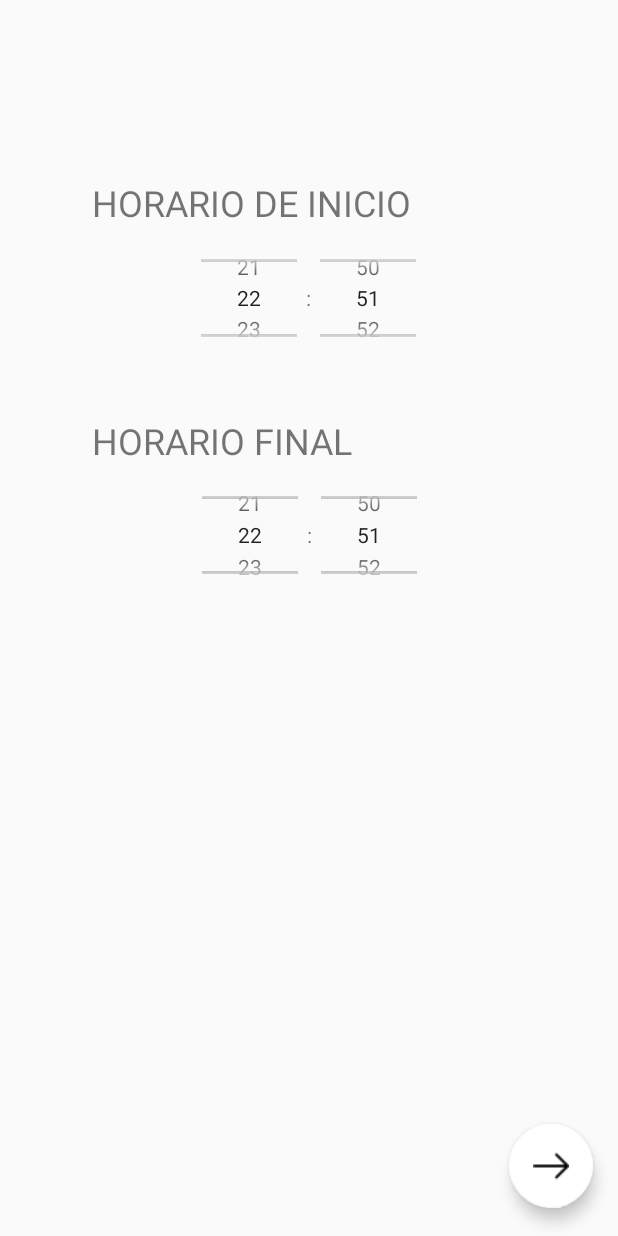
After one commit to MateusFacioli/EMCOMPANY, an Android app: the CadastrarHorarioPt2Activity screen opened directly, with no data from a screen before it, on a phone screen of 412 x 824 dp. The commit adds this screen. Run offline under Robolectric (Android 15) with nearby library versions, the phone set to English and light mode, and no system bars; our stand-ins replace Firebase (no records; nobody signed in at launch, a user with empty details on screens opened directly).

Commit message:
Adicionando cadastro de horario, porem ainda falta o mapa para escolher o local

```diff
--- /dev/null
+++ b/app/src/main/java/com/tcc/easymeal/activity/CadastrarHorarioPt2Activity.java
@@ -0,0 +1,97 @@
+package com.tcc.easymeal.activity;
+
+import android.content.Intent;
+import android.support.design.widget.FloatingActionButton;
+import android.support.v7.app.AppCompatActivity;
+import android.os.Bundle;
+import android.view.View;
+import android.widget.TimePicker;
+import android.widget.Toast;
+
+import com.tcc.easymeal.R;
+import com.tcc.easymeal.model.Horario;
+
+public class CadastrarHorarioPt2Activity extends AppCompatActivity {
+
+    private Intent iCadastro;
+    private Bundle bCadastro;
+    private Horario horario = new Horario();
+
+    private TimePicker timeInicio;
+    private TimePicker timeFinal;
+
+    private FloatingActionButton floatNext;
+
+    @Override
+    protected void onCreate(Bundle savedInstanceState) {
+        super.onCreate(savedInstanceState);
+        setContentView(R.layout.activity_cadastrar_horario_pt2);
+        inicializarComponentes();
+        configurarComponentes();
+
+        timeInicio.setOnTimeChangedListener(new TimePicker.OnTimeChangedListener() {
+            @Override
+            public void onTimeChanged(TimePicker view, int hourOfDay, int minute) {
+                if(hourOfDay != 0 && minute != 0){
+
+                    horario.setTimeInicio(hourOfDay + ":" + minute);
+                }
+
+
+
+            }
+        });
+
+        timeFinal.setOnTimeChangedListener(new TimePicker.OnTimeChangedListener() {
+            @Override
+            public void onTimeChanged(TimePicker view, int hourOfDay, int minute) {
+                if(hourOfDay != 0 && minute != 0){
+                    horario.setTimeFinal(hourOfDay + ":" + minute);
+                }
+
+
+
+            }
+        });
+
+        floatNext.setOnClickListener(new View.OnClickListener() {
+            @Override
+            public void onClick(View v) {
+                Toast.makeText(CadastrarHorarioPt2Activity.this, horario.getDate()
+                        + "/" + horario.getTimeInicio()
+                        + "/" + horario.getTimeFinal(), Toast.LENGTH_SHORT).show();
+
+                horario.salvar();
+                Intent intent = new Intent(getApplicationContext(), ComercianteActivity.class);
+                intent.addFlags(Intent.FLAG_ACTIVITY_CLEAR_TOP);
+                startActivity(intent);
+                //Intent mapa = new Intent(CadastrarHorarioPt2Activity.this, )
+
+            }
+        });
+    }
+
+
+    private void inicializarComponentes(){
+
+        iCadastro = getIntent();
+        bCadastro = iCadastro.getExtras();
+        timeInicio = findViewById(R.id.timeInicio);
+        timeFinal = findViewById(R.id.timeFinal);
+        floatNext = findViewById(R.id.btnFloatNextHorario);
+
+
+    }
+
+    private void configurarComponentes(){
+        if(bCadastro != null){
+            String date;
+            date = bCadastro.get("date").toString();
+            horario.setDate(date);
+
+        }
+
+        timeInicio.setIs24HourView(true);
+        timeFinal.setIs24HourView(true);
+    }
+}
--- a/app/src/main/java/com/tcc/easymeal/helper/UsuarioFirebase.java
+++ b/app/src/main/java/com/tcc/easymeal/helper/UsuarioFirebase.java
@@ -25,6 +25,8 @@ import com.tcc.easymeal.model.Comerciante;
  */
 
 public class UsuarioFirebase {
+
+    public static Comerciante comerciante;
 
     public static FirebaseUser getUsuarioAtual(){
         FirebaseAuth usuario = ConfiguracaoFirebase.getFirebaseInstance();
@@ -70,6 +72,8 @@ public class UsuarioFirebase {
 
     }
 
+
+
     public static void redirecionaUsuarioLogado(final Activity activity){
 
         FirebaseUser user = getUsuarioAtual();
@@ -82,7 +86,7 @@ public class UsuarioFirebase {
                 @Override
                 public void onDataChange(DataSnapshot dataSnapshot) {
                     Log.d("resultado", "onDataChange: " + dataSnapshot.toString() );
-                    Comerciante comerciante = dataSnapshot.getValue( Comerciante.class );
+                    comerciante = dataSnapshot.getValue( Comerciante.class );
 
 
                         Intent i = new Intent(activity, ComercianteActivity.class);
--- /dev/null
+++ b/app/src/main/res/layout/activity_cadastrar_horario_pt2.xml
@@ -0,0 +1,79 @@
+<?xml version="1.0" encoding="utf-8"?>
+<android.support.constraint.ConstraintLayout xmlns:android="http://schemas.android.com/apk/res/android"
+    xmlns:app="http://schemas.android.com/apk/res-auto"
+    xmlns:tools="http://schemas.android.com/tools"
+    android:layout_width="match_parent"
+    android:layout_height="match_parent"
+    tools:context=".activity.CadastrarHorarioPt2Activity">
+
+
+    <TextView
+        android:id="@+id/txtTimeInicio"
+        android:layout_width="239dp"
+        android:layout_height="33dp"
+        android:text="HORARIO DE INICIO"
+        android:textSize="24sp"
+        app:layout_constraintBottom_toTopOf="@+id/timeInicio"
+        app:layout_constraintEnd_toEndOf="parent"
+        app:layout_constraintHorizontal_bias="0.354"
+        app:layout_constraintStart_toStartOf="parent"
+        app:layout_constraintTop_toTopOf="parent"
+        app:layout_constraintVertical_bias="0.22000003"
+        app:layout_constraintVertical_chainStyle="packed" />
+
+    <TextView
+        android:id="@+id/txtTimeInicio2"
+        android:layout_width="204dp"
+        android:layout_height="31dp"
+        android:text="HORARIO FINAL"
+        android:textSize="24sp"
+        app:layout_constraintBottom_toTopOf="@+id/timeFinal"
+        app:layout_constraintEnd_toEndOf="parent"
+        app:layout_constraintHorizontal_bias="0.294"
+        app:layout_constraintStart_toStartOf="parent"
+        app:layout_constraintTop_toBottomOf="@+id/timeInicio" />
+
+    <TimePicker
+        android:id="@+id/timeInicio"
+        android:layout_width="305dp"
+        android:layout_height="93dp"
+        android:layout_marginStart="61dp"
+        android:layout_marginLeft="61dp"
+        android:layout_marginEnd="61dp"
+        android:layout_marginRight="61dp"
+        android:layout_marginBottom="32dp"
+        android:timePickerMode="spinner"
+        app:layout_constraintBottom_toTopOf="@+id/txtTimeInicio2"
+        app:layout_constraintEnd_toEndOf="parent"
+        app:layout_constraintStart_toStartOf="parent"
+        app:layout_constraintTop_toBottomOf="@+id/txtTimeInicio" />
+
+    <TimePicker
+        android:id="@+id/timeFinal"
+        android:layout_width="291dp"
+        android:layout_height="96dp"
+        android:layout_marginStart="61dp"
+        android:layout_marginLeft="61dp"
+        android:layout_marginEnd="61dp"
+        android:layout_marginRight="61dp"
+        android:timePickerMode="spinner"
+        app:layout_constraintBottom_toBottomOf="parent"
+        app:layout_constraintEnd_toEndOf="parent"
+        app:layout_constraintStart_toStartOf="parent"
+        app:layout_constraintTop_toBottomOf="@+id/txtTimeInicio2" />
+
+    <android.support.design.widget.FloatingActionButton
+        android:id="@+id/btnFloatNextHorario"
+        android:layout_width="wrap_content"
+        android:layout_height="wrap_content"
+        android:clickable="true"
+        app:backgroundTint="@android:color/white"
+        app:layout_constraintBottom_toBottomOf="parent"
+        app:layout_constraintEnd_toEndOf="parent"
+        app:layout_constraintHorizontal_bias="0.954"
+        app:layout_constraintStart_toStartOf="parent"
+        app:layout_constraintTop_toTopOf="parent"
+        app:layout_constraintVertical_bias="0.976"
+        app:srcCompat="@drawable/right_arrow" />
+
+</android.support.constraint.ConstraintLayout>
--- a/app/src/main/res/values/dimens.xml
+++ b/app/src/main/res/values/dimens.xml
@@ -6,4 +6,10 @@
     <dimen name="nav_header_vertical_spacing">8dp</dimen>
     <dimen name="nav_header_height">176dp</dimen>
 
+
+
+    <dimen name="buy_button_width">300dp</dimen>
+    <dimen name="buy_button_height">48sp</dimen>
+    <dimen name="buy_button_min_width">200dp</dimen>
+
 </resources>
--- a/app/src/main/res/values/strings.xml
+++ b/app/src/main/res/values/strings.xml
@@ -22,4 +22,8 @@
     <string name="open_drawer">Abrir</string>
     <string name="close_drawer">Fechar</string>
     <string name="title_activity_nav_comerciante">NavComercianteActivity</string>
+
+    <string name="googlepay_status_unavailable" translatable="false">Infelizmente, o Google Pay não está disponível neste telefone.</string>
+    <string name="googlepay_status_checking" translatable="false">Verificar se o Google Pay está disponível ...</string>
+    <string name="payments_show_name" translatable="false">Dados de pagamento recebidos com sucesso para% s!</string>
 </resources>
```
Also changed, not shown: app/build.gradle (+8 -0 lines), app/src/main/AndroidManifest.xml (+28 -27 lines), app/src/main/java/com/tcc/easymeal/activity/CadastrarHorarioActivity.java (+20 -29 lines), app/src/main/java/com/tcc/easymeal/activity/LoginActivity.java (+4 -11 lines), app/src/main/java/com/tcc/easymeal/model/Horario.java (added, +81 -0 lines), app/src/main/java/com/tcc/easymeal/model/Localizacao.java (+55 -0 lines), app/src/main/res/layout/activity_cadastrar_horario.xml (+9 -43 lines), app/src/main/res/layout/activity_login.xml (+15 -49 lines), app/src/main/res/values/googlepay_strings.xml (added, +23 -0 lines).
